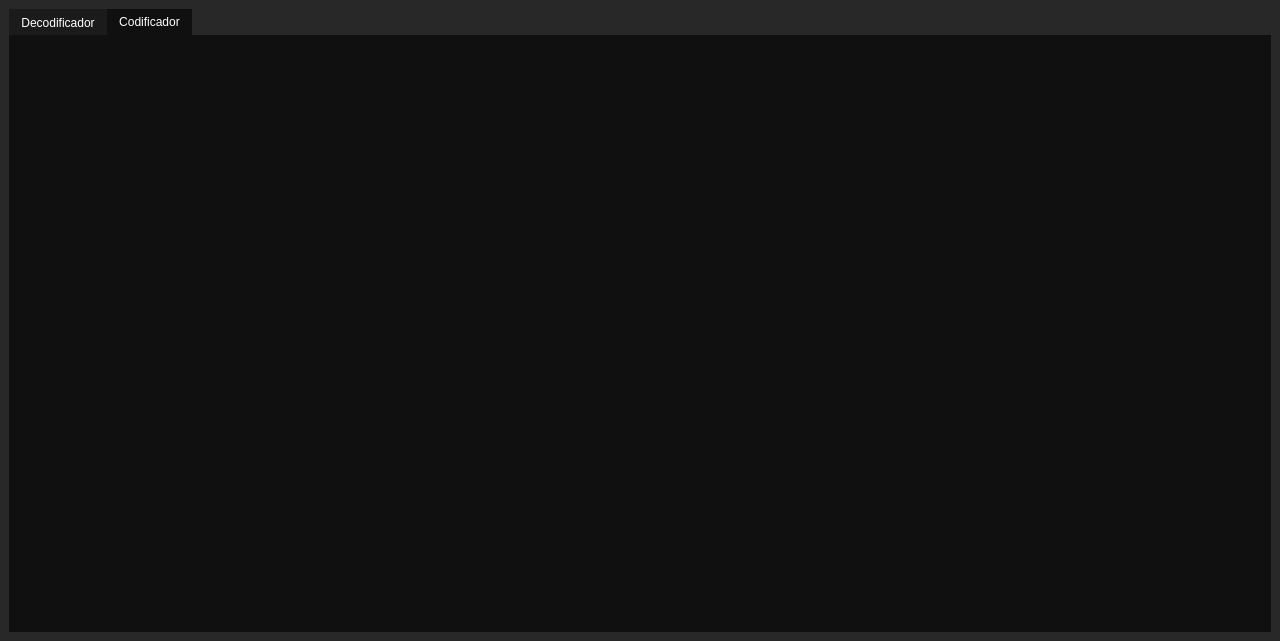
Qt form mainwindow.ui (BurtBR/Piscadela) before a commit.
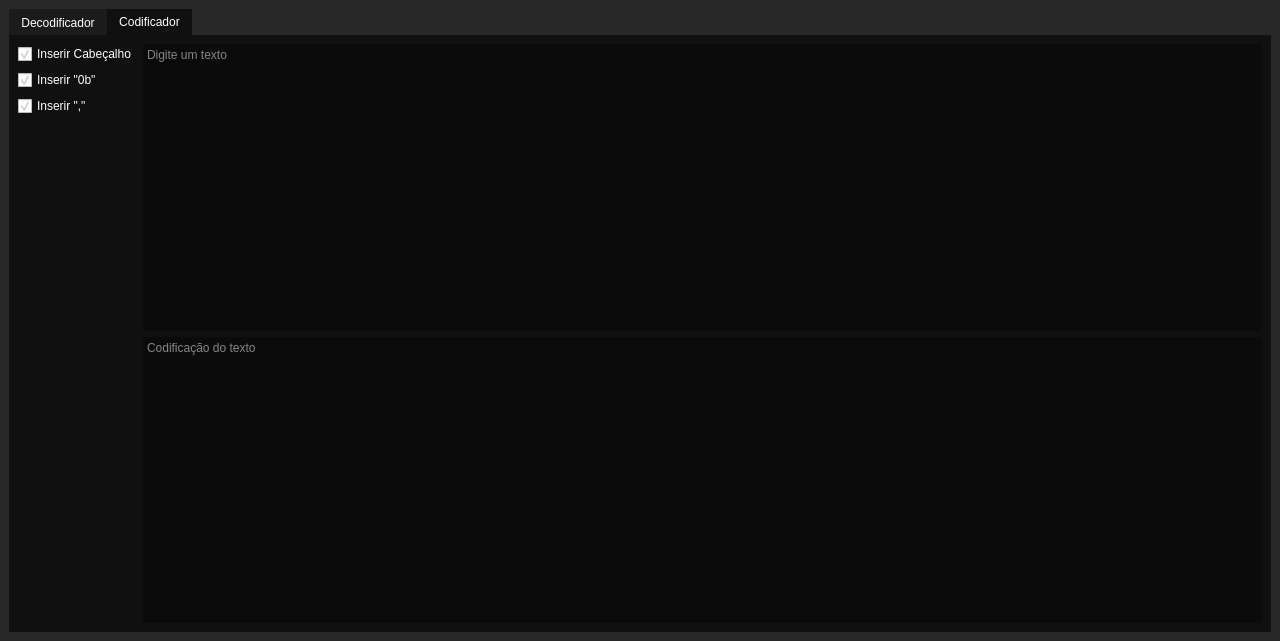
The same form after that commit. The open tabs and pages were chosen to show the change. Icons and pictures are not drawn.

What changed in the file:
```diff
--- a/mainwindow.ui
+++ b/mainwindow.ui
@@ -56,6 +56,11 @@
 	color: rgb(255, 255, 255);
 	background-color: rgba(0, 0, 0, 200);
 	border: transparent;
+}
+
+QCheckBox{
+	font: 14pt &quot;Source Code Pro&quot;;
+	color: rgb(255, 255, 255);
 }</string>
   </property>
   <property name="documentMode">
@@ -190,9 +195,96 @@
        </layout>
       </widget>
       <widget class="QWidget" name="coder_tab">
+       <property name="styleSheet">
+        <string notr="true">QTextEdit{
+	font: 14pt &quot;Source Code Pro&quot;;
+	color: rgb(255, 255, 255);
+	background-color: rgba(0, 0, 0, 80);
+	border: transparent;
+}</string>
+       </property>
        <attribute name="title">
         <string>Codificador</string>
        </attribute>
+       <layout class="QHBoxLayout" name="horizontalLayout_4">
+        <item>
+         <layout class="QVBoxLayout" name="verticalLayout_6">
+          <item>
+           <widget class="QCheckBox" name="checkBox_2">
+            <property name="text">
+             <string>Inserir Cabeçalho</string>
+            </property>
+            <property name="checked">
+             <bool>true</bool>
+            </property>
+           </widget>
+          </item>
+          <item>
+           <widget class="QCheckBox" name="checkBox_3">
+            <property name="text">
+             <string>Inserir &quot;0b&quot;</string>
+            </property>
+            <property name="checked">
+             <bool>true</bool>
+            </property>
+           </widget>
+          </item>
+          <item>
+           <widget class="QCheckBox" name="checkBox">
+            <property name="text">
+             <string>Inserir &quot;,&quot;</string>
+            </property>
+            <property name="checked">
+             <bool>true</bool>
+            </property>
+           </widget>
+          </item>
+          <item>
+           <spacer name="verticalSpacer_2">
+            <property name="orientation">
+             <enum>Qt::Vertical</enum>
+            </property>
+            <property name="sizeHint" stdset="0">
+             <size>
+              <width>20</width>
+              <height>40</height>
+             </size>
+            </property>
+           </spacer>
+          </item>
+         </layout>
+        </item>
+        <item>
+         <layout class="QVBoxLayout" name="verticalLayout_4">
+          <item>
+           <widget class="QTextEdit" name="textCoderUser">
+            <property name="placeholderText">
+             <string>Digite um texto</string>
+            </property>
+           </widget>
+          </item>
+          <item>
+           <widget class="QTextEdit" name="textCoderCode">
+            <property name="focusPolicy">
+             <enum>Qt::NoFocus</enum>
+            </property>
+            <property name="acceptDrops">
+             <bool>false</bool>
+            </property>
+            <property name="undoRedoEnabled">
+             <bool>false</bool>
+            </property>
+            <property name="readOnly">
+             <bool>true</bool>
+            </property>
+            <property name="placeholderText">
+             <string>Codificação do texto</string>
+            </property>
+           </widget>
+          </item>
+         </layout>
+        </item>
+       </layout>
       </widget>
      </widget>
     </item>
```
Left out of the diff: 2 changed lines with no effect on the pictures.
